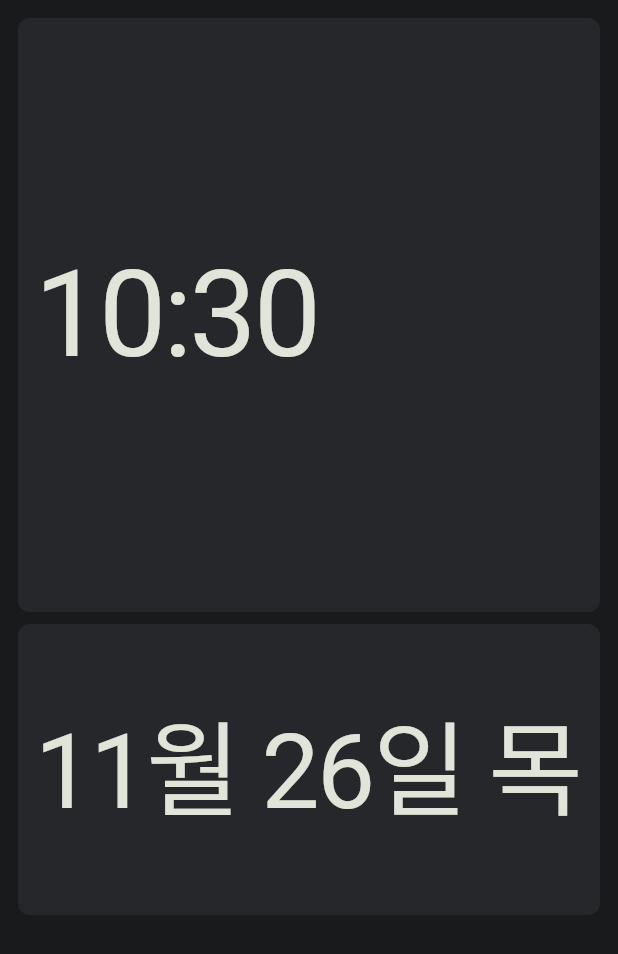
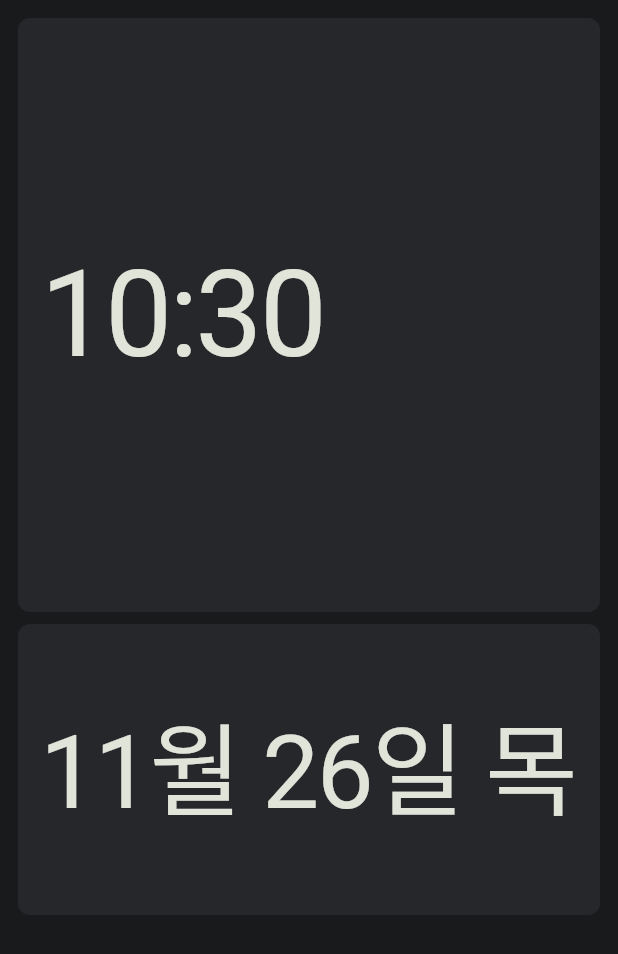
Before and after one commit to Dudozi-workshop/TEUMVIEW, a Flutter app: the screen it shows after launch, on a phone screen of 412 x 824 dp. Shown: the top 954 px of the screen. Run offline on Flutter 3.47's test engine with Material 3 defaults, Android fonts, the phone set to English and light mode, and no system bars; our stand-ins replace battery_plus, file_picker, google_sign_in, image_picker, shared_preferences, wakelock_plus; missing offline and left inert: screen_brightness.

Commit message:
ui: adapt tile content padding to available card dimensions

```diff
--- a/lib/main.dart
+++ b/lib/main.dart
@@ -146,7 +146,7 @@ class TileView extends StatefulWidget {
 }
 class _TileViewState extends State<TileView>{
   Offset delta=Offset.zero;
-  @override Widget build(BuildContext context)=>Padding(padding:const EdgeInsets.all(4),child:GestureDetector(onTap:widget.editing?widget.onSelect:null,onPanStart:widget.editing?(_){widget.onSelect();setState(()=>delta=Offset.zero);}:null,onPanUpdate:widget.editing?(d){delta+=d.delta;widget.onPreview(delta,false);}:null,onPanEnd:widget.editing?(_){widget.onPreview(null,false);widget.onMove(delta);setState(()=>delta=Offset.zero);}:null,onPanCancel:(){widget.onPreview(null,false);setState(()=>delta=Offset.zero);},child:Transform.translate(offset:Offset.zero,child:Container(decoration:BoxDecoration(color:widget.surface,borderRadius:BorderRadius.circular(widget.radius),border:widget.editing&&widget.selected?Border.all(color:Theme.of(context).colorScheme.primary):null),child:Stack(children:[Positioned.fill(child:Padding(padding:const EdgeInsets.all(12),child:widget.content)),if(widget.editing&&widget.selected)...[Positioned(top:0,right:0,child:IconButton(tooltip:'위젯 삭제',onPressed:widget.onDelete,icon:const Icon(Icons.close,size:18))),Positioned(bottom:0,right:0,child:ResizeHandle(onResize:widget.onResize,onPreview:(d)=>widget.onPreview(d,true)))]])))));
+  @override Widget build(BuildContext context)=>Padding(padding:const EdgeInsets.all(4),child:GestureDetector(onTap:widget.editing?widget.onSelect:null,onPanStart:widget.editing?(_){widget.onSelect();setState(()=>delta=Offset.zero);}:null,onPanUpdate:widget.editing?(d){delta+=d.delta;widget.onPreview(delta,false);}:null,onPanEnd:widget.editing?(_){widget.onPreview(null,false);widget.onMove(delta);setState(()=>delta=Offset.zero);}:null,onPanCancel:(){widget.onPreview(null,false);setState(()=>delta=Offset.zero);},child:Transform.translate(offset:Offset.zero,child:Container(decoration:BoxDecoration(color:widget.surface,borderRadius:BorderRadius.circular(widget.radius),border:widget.editing&&widget.selected?Border.all(color:Theme.of(context).colorScheme.primary):null),child:Stack(children:[Positioned.fill(child:LayoutBuilder(builder:(context,constraints){final shortest=constraints.biggest.shortestSide;final inset=(shortest*0.08).clamp(4.0,16.0).toDouble();return Padding(padding:EdgeInsets.all(inset),child:widget.content);})),if(widget.editing&&widget.selected)...[Positioned(top:0,right:0,child:IconButton(tooltip:'위젯 삭제',onPressed:widget.onDelete,icon:const Icon(Icons.close,size:18))),Positioned(bottom:0,right:0,child:ResizeHandle(onResize:widget.onResize,onPreview:(d)=>widget.onPreview(d,true)))]])))));
 }
 class ResizeHandle extends StatefulWidget{
   const ResizeHandle({super.key,required this.onResize,required this.onPreview});final ValueChanged<Offset> onResize;final ValueChanged<Offset?> onPreview;
```
